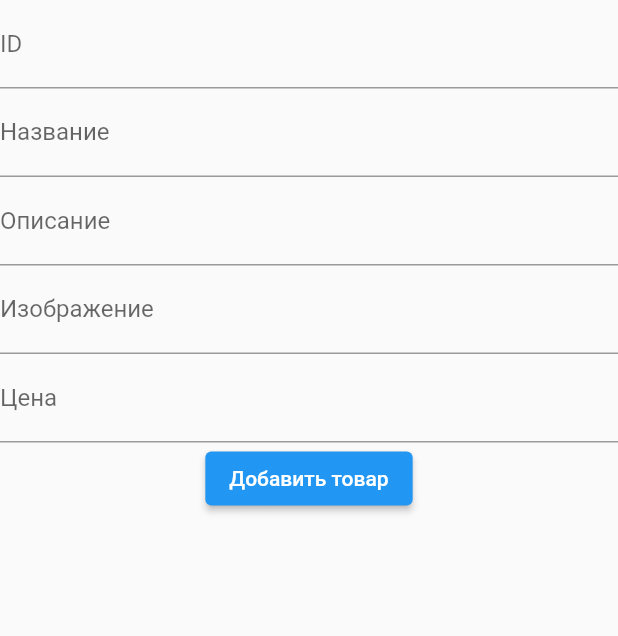
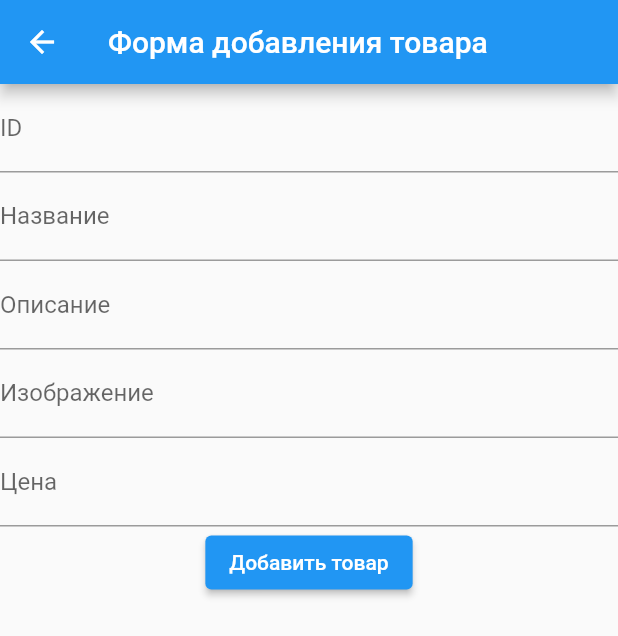
Before and after one commit to AlexanderFrolov-Dev/internet-shop, a Flutter app: the AddProductForm screen opened directly, on a phone screen of 412 x 824 dp. Shown: the top 636 px of the screen. Run offline on Flutter 3.47's test engine with Material 2 defaults, Android fonts, the phone set to English and light mode, and no system bars.

Commit message:
Бизнес-логика добавления товара ещё полностью не закончена (не открывается json файл для записи данных с добавленным товаром). Но экраны авторизации, с выбором перехода на экран админа либо пользователя после ввода логина и пароля, экран с формой для добавления товара, открываются.

```diff
--- a/lib/main.dart
+++ b/lib/main.dart
@@ -1,3 +1,9 @@
+/// Бизнес-логика добавления товара ещё полностью не закончена
+/// (не открывается json файл для записи данных с добавленным товаром).
+/// Но экраны авторизации,
+/// с выбором перехода на экран админа либо пользователя после ввода логина и пароля,
+/// экран с формой для добавления товара, открываются.
+
 import 'package:flutter/material.dart';
 import 'package:mobile_app_internet_shop/screens/authorization_screen.dart';
 
--- a/lib/widgets/add_product_form.dart
+++ b/lib/widgets/add_product_form.dart
@@ -7,15 +7,25 @@ class AddProductForm extends StatefulWidget {
 }
 
 class _AddProductForm extends State<AddProductForm> {
-  late int id;
-  late String name;
-  late String description;
-  late String image;
-  late double price;
+  int id = 0;
+  late String name = '';
+  late String description = '';
+  late String image = '';
+  late double price = 0.00;
 
   @override
   Widget build(BuildContext context) {
-    return Form(
+    return Scaffold(
+      appBar: AppBar(
+        title: const Text("Форма добавления товара"),
+        leading: IconButton(
+          icon: const Icon(Icons.arrow_back),
+          onPressed: () {
+            Navigator.pop(context);
+          },
+        ),
+      ),
+      body: Form(
         child: Column(
           children: <Widget>[
             // Поле для ввода id
@@ -84,6 +94,7 @@ class _AddProductForm extends State<AddProductForm> {
             ),
           ],
         ),
+      )
     );
   }
 
```
Also changed, not shown: lib/screens/authorization_screen.dart (+12 -4 lines), lib/screens/user_home_screen.dart (+4 -4 lines). Lines whose indentation alone changed are shown as unchanged.
